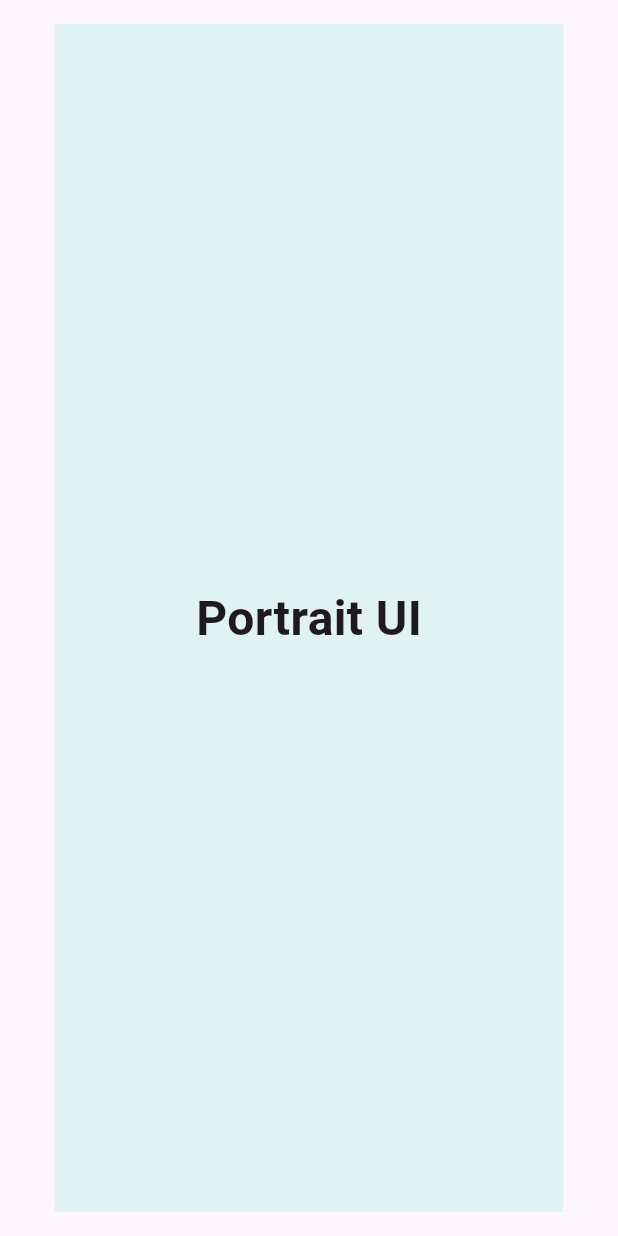
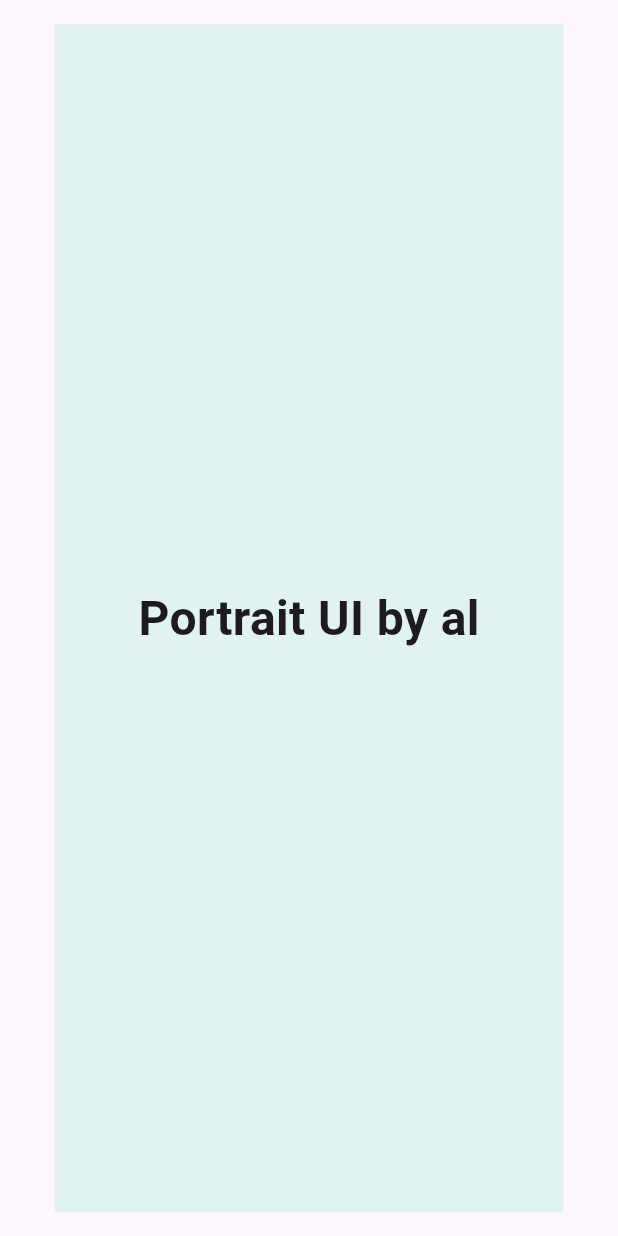
Before and after one commit to shamhasan/multi_kelompok_loginscreen, a Flutter app: the screen it shows after launch, on a phone screen of 412 x 824 dp. Run offline on Flutter 3.47's test engine with Material 3 defaults, Android fonts, the phone set to English and light mode, and no system bars.

Commit message:
dikit by al

```diff
--- a/lib/login_screen.dart
+++ b/lib/login_screen.dart
@@ -62,7 +62,7 @@ class LoginScreen extends StatelessWidget {
       color: Colors.teal[50],
       child: Center(
         child: Text(
-          "Portrait UI",
+          "Portrait UI by al",
           style: TextStyle(fontSize: 32, fontWeight: FontWeight.bold),
         ),
       ),
```
